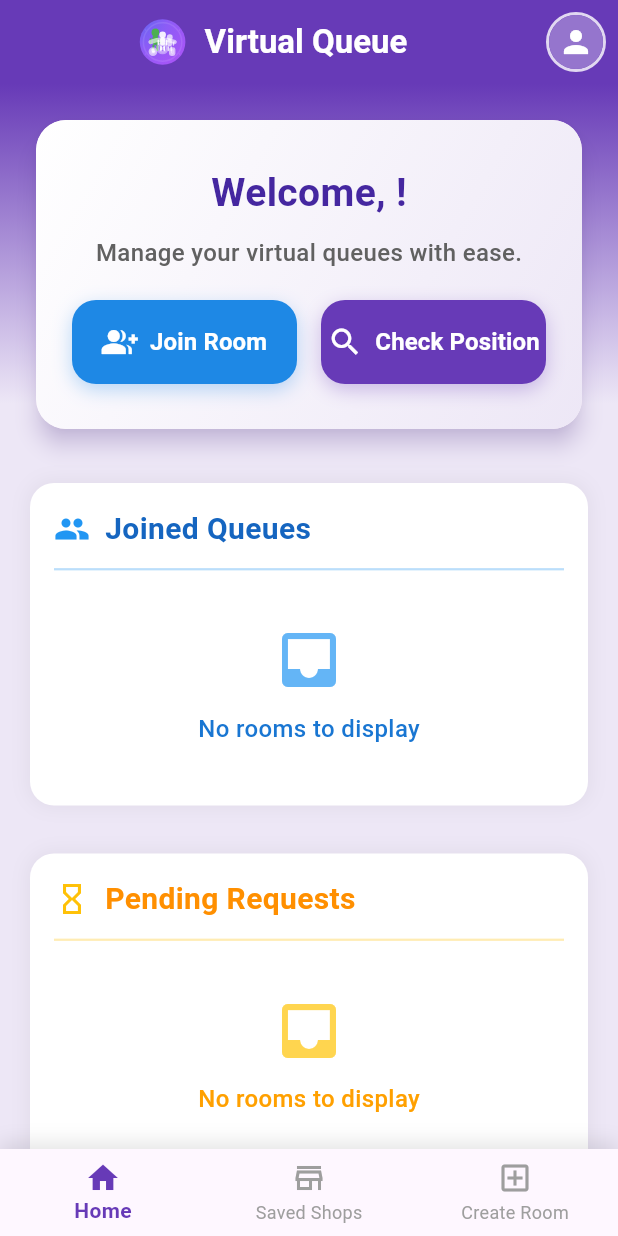
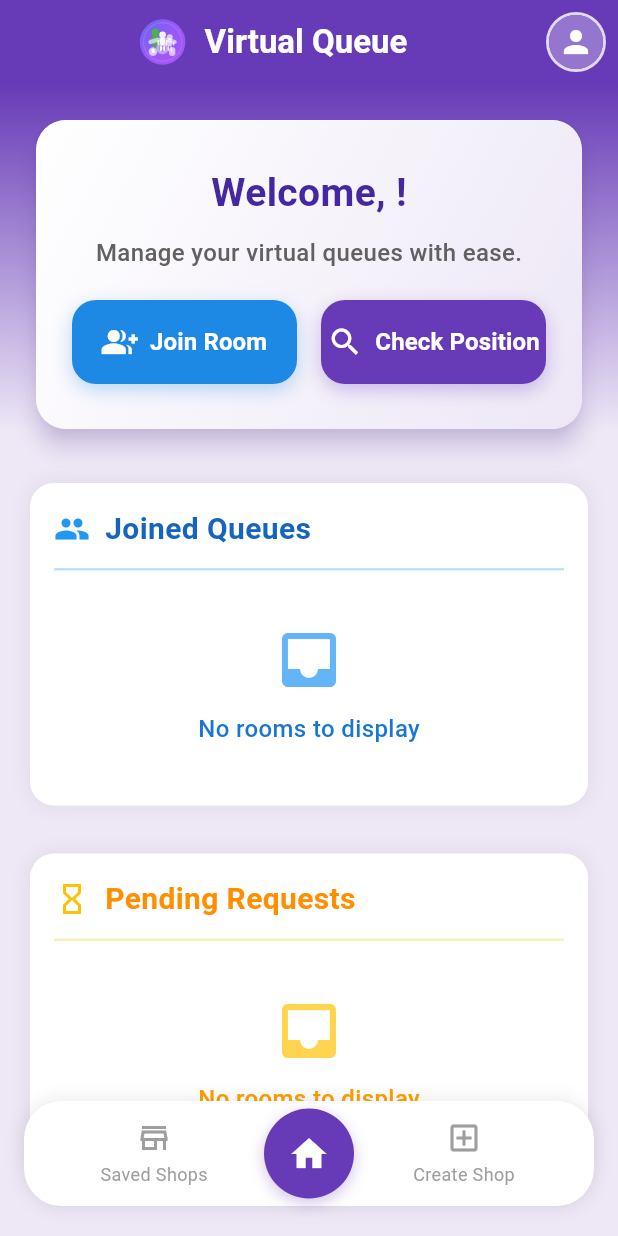
Before and after one commit to joker2353/Virtual_Queue, a Flutter app: the screen it shows once a user with an empty profile is signed in, on a phone screen of 412 x 824 dp. Run offline on Flutter 3.47's test engine with Material 3 defaults, Android fonts, the phone set to English and light mode, and no system bars; our stand-ins replace cloud_firestore, firebase_auth, firebase_core, firebase_messaging, flutter_local_notifications, google_sign_in and 2 more; missing offline and left inert: mobile_scanner; accounts and stored records are empty.

Commit message:
nav bar polished

```diff
--- a/lib/pages/main_layout.dart
+++ b/lib/pages/main_layout.dart
@@ -11,9 +11,9 @@ class MainLayout extends StatefulWidget {
 }
 
 class _MainLayoutState extends State<MainLayout> {
-  int _selectedIndex = 0;
+  int _selectedIndex = 1;
 
-  final List<Widget> _pages = [HomePage(), SavedRoomsPage(), CreateRoomPage()];
+  final List<Widget> _pages = [SavedRoomsPage(), HomePage(), CreateRoomPage()];
 
   void _onItemTapped(int index) {
     setState(() {
@@ -24,42 +24,114 @@ class _MainLayoutState extends State<MainLayout> {
   @override
   Widget build(BuildContext context) {
     return Scaffold(
+      backgroundColor: Colors.transparent,
+      extendBody: true,
       body: _pages[_selectedIndex],
       bottomNavigationBar: Container(
+        height: 90,
+        color: Colors.transparent,
+        padding: const EdgeInsets.only(bottom: 20),
+        child: Stack(
+          children: [
+            Container(
+              margin: EdgeInsets.symmetric(horizontal: 16),
               decoration: BoxDecoration(
+                color: Colors.white,
+                borderRadius: BorderRadius.circular(25),
                 boxShadow: [
                   BoxShadow(
                     color: Colors.black.withOpacity(0.1),
                     blurRadius: 10,
-              offset: Offset(0, -5),
+                    offset: Offset(0, 0),
                   ),
                 ],
               ),
-        child: BottomNavigationBar(
-          items: const <BottomNavigationBarItem>[
-            BottomNavigationBarItem(
-              icon: Icon(Icons.home_outlined),
-              activeIcon: Icon(Icons.home),
-              label: 'Home',
+              child: Row(
+                mainAxisAlignment: MainAxisAlignment.spaceAround,
+                children: [
+                  _buildNavItem(
+                    0,
+                    Icons.store_outlined,
+                    Icons.store,
+                    'Saved Shops',
                   ),
-            BottomNavigationBarItem(
-              icon: Icon(Icons.store_outlined),
-              activeIcon: Icon(Icons.store),
-              label: 'Saved Shops',
+                  Opacity(
+                    opacity: 0,
+                    child: _buildNavItem(
+                      1,
+                      Icons.home_outlined,
+                      Icons.home,
+                      'Home',
                     ),
-            BottomNavigationBarItem(
-              icon: Icon(Icons.add_box_outlined),
-              activeIcon: Icon(Icons.add_box),
-              label: 'Create Room',
+                  ),
+                  _buildNavItem(
+                    2,
+                    Icons.add_box_outlined,
+                    Icons.add_box,
+                    'Create Shop',
                   ),
                 ],
-          currentIndex: _selectedIndex,
-          selectedItemColor: Colors.deepPurple,
-          unselectedItemColor: Colors.grey,
-          onTap: _onItemTapped,
-          type: BottomNavigationBarType.fixed,
-          selectedLabelStyle: TextStyle(fontWeight: FontWeight.bold),
-          elevation: 0,
+              ),
+            ),
+            Center(
+              child: GestureDetector(
+                onTap: () => _onItemTapped(1),
+                child: Container(
+                  width: 60,
+                  height: 60,
+                  decoration: BoxDecoration(
+                    color: Colors.deepPurple,
+                    shape: BoxShape.circle,
+                    boxShadow: [
+                      BoxShadow(
+                        color: Colors.deepPurple.withOpacity(0.3),
+                        blurRadius: 8,
+                        offset: Offset(0, 3),
+                      ),
+                    ],
+                  ),
+                  child: Icon(
+                    _selectedIndex == 1 ? Icons.home : Icons.home_outlined,
+                    color: Colors.white,
+                    size: 28,
+                  ),
+                ),
+              ),
+            ),
+          ],
+        ),
+      ),
+    );
+  }
+
+  Widget _buildNavItem(
+    int index,
+    IconData icon,
+    IconData activeIcon,
+    String label,
+  ) {
+    final isSelected = _selectedIndex == index;
+    return Expanded(
+      child: InkWell(
+        onTap: () => _onItemTapped(index),
+        child: Column(
+          mainAxisAlignment: MainAxisAlignment.center,
+          children: [
+            Icon(
+              isSelected ? activeIcon : icon,
+              color: isSelected ? Colors.deepPurple : Colors.grey,
+              size: 24,
+            ),
+            SizedBox(height: 4),
+            Text(
+              label,
+              style: TextStyle(
+                color: isSelected ? Colors.deepPurple : Colors.grey,
+                fontSize: 12,
+                fontWeight: isSelected ? FontWeight.w600 : FontWeight.normal,
+              ),
+            ),
+          ],
         ),
       ),
     );
```
Also changed, not shown: lib/providers/room_provider.dart (+117 -156 lines). Lines whose indentation alone changed are shown as unchanged.
